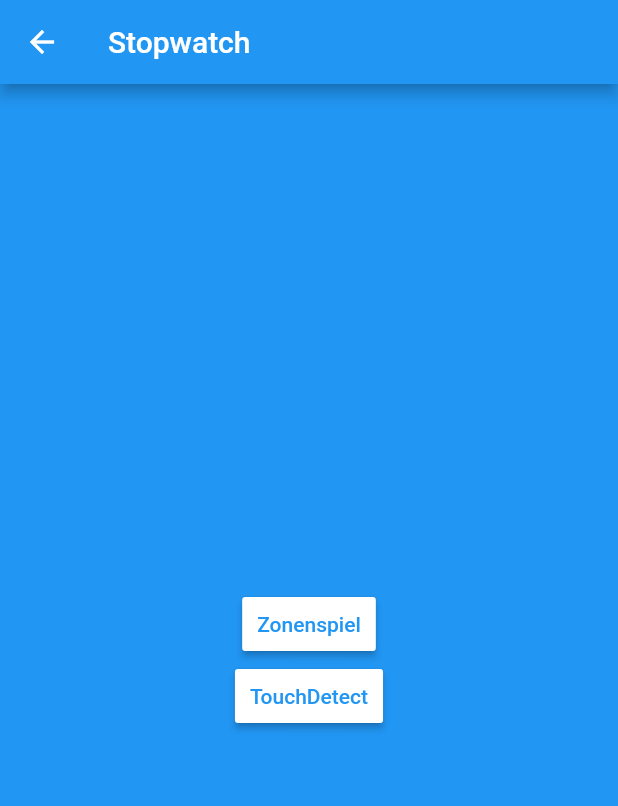
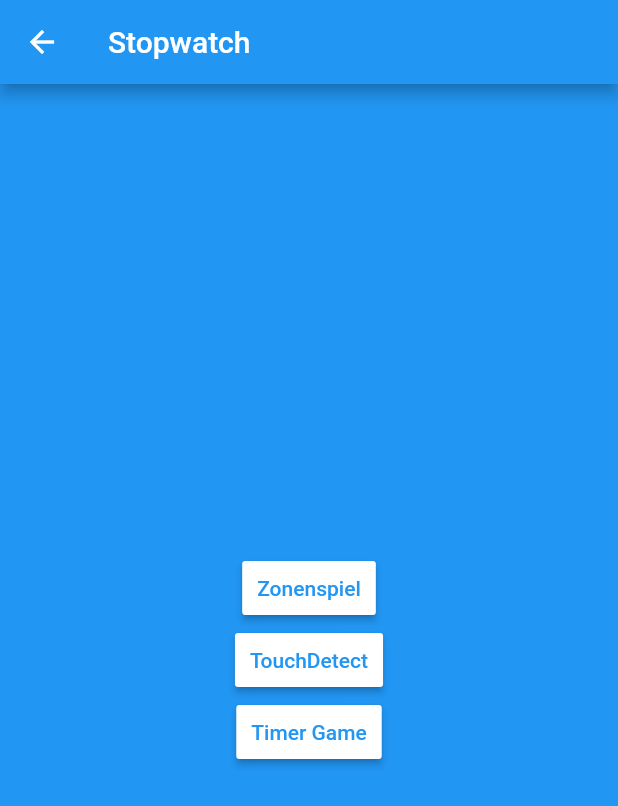
Before and after one commit to cpechhacker/football_games, a Flutter app: the screen it shows after launch, after a tap on "Widget Selection", on a phone screen of 412 x 824 dp. Shown: the top 806 px of the screen. Run offline on Flutter 3.47's test engine with Material 2 defaults, Android fonts, the phone set to English and light mode, and no system bars; our stand-ins replace flutter_blue, flutter_colorpicker, flutter_spinbox, stop_watch_timer; missing offline and left inert: icon_badge, perfect_volume_control.

Commit message:
new widget for TimerGame

```diff
--- a/lib/WidgetSelection.dart
+++ b/lib/WidgetSelection.dart
@@ -12,7 +12,8 @@ import 'package:flutter/material.dart';
 import 'ZonenSpiel.dart';
 
 import 'TouchDetect.dart';
-
+import 'Timer.dart';
+import "Stopwatch.dart";
 
 class SelectionWidget extends StatefulWidget {
   @override
@@ -100,6 +101,14 @@ class _SelectionWidgetState extends State {
                 padding: EdgeInsets.fromLTRB(10, 10, 10, 10),
                 splashColor: Colors.grey,
               ),
+              RaisedButton(
+                child: Text("Timer Game"),
+                onPressed: _startTimerGame,
+                color: Colors.white,
+                textColor: Colors.blue,
+                padding: EdgeInsets.fromLTRB(10, 10, 10, 10),
+                splashColor: Colors.grey,
+              ),
             ],
           ),
         ),
@@ -159,5 +168,11 @@ class _SelectionWidgetState extends State {
     );
   }
 
+  void _startTimerGame() {
+    Navigator.of(context).push(
+      MaterialPageRoute(builder: (context) => TimerGame()),   // CountDownTimerPage() oder TimerGame()
+    );
+  }
+
 
 }
```
